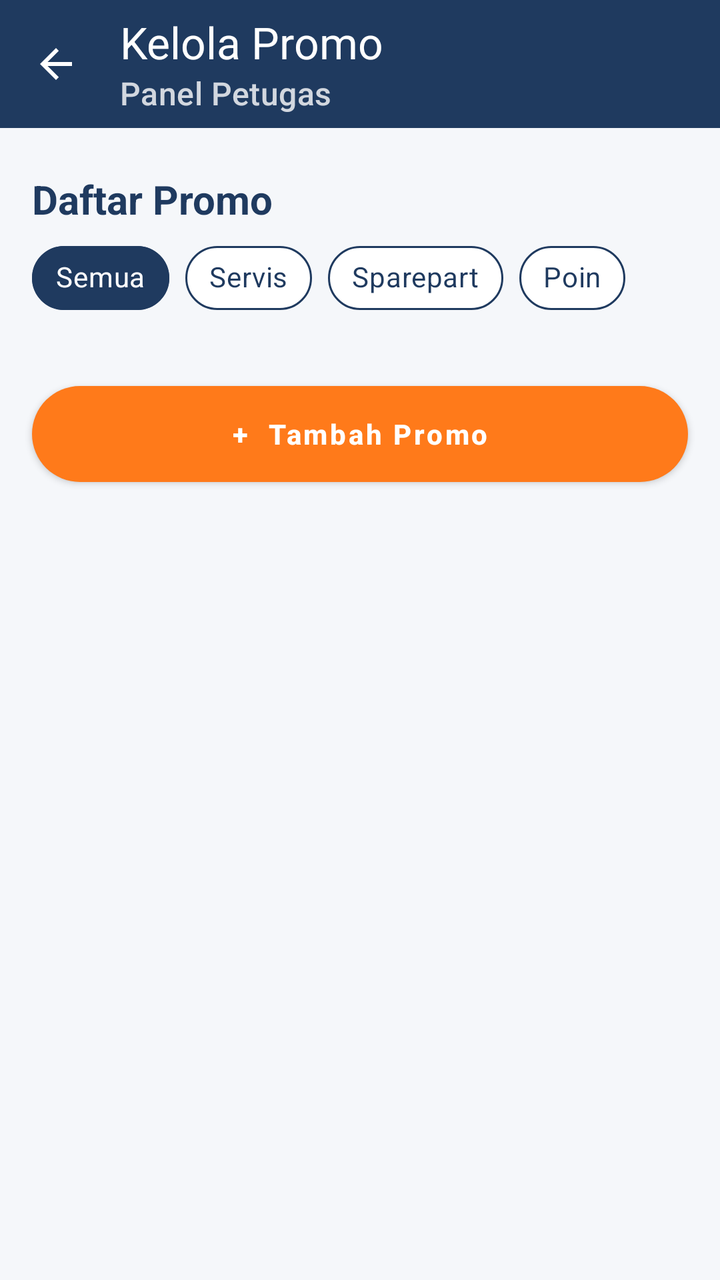
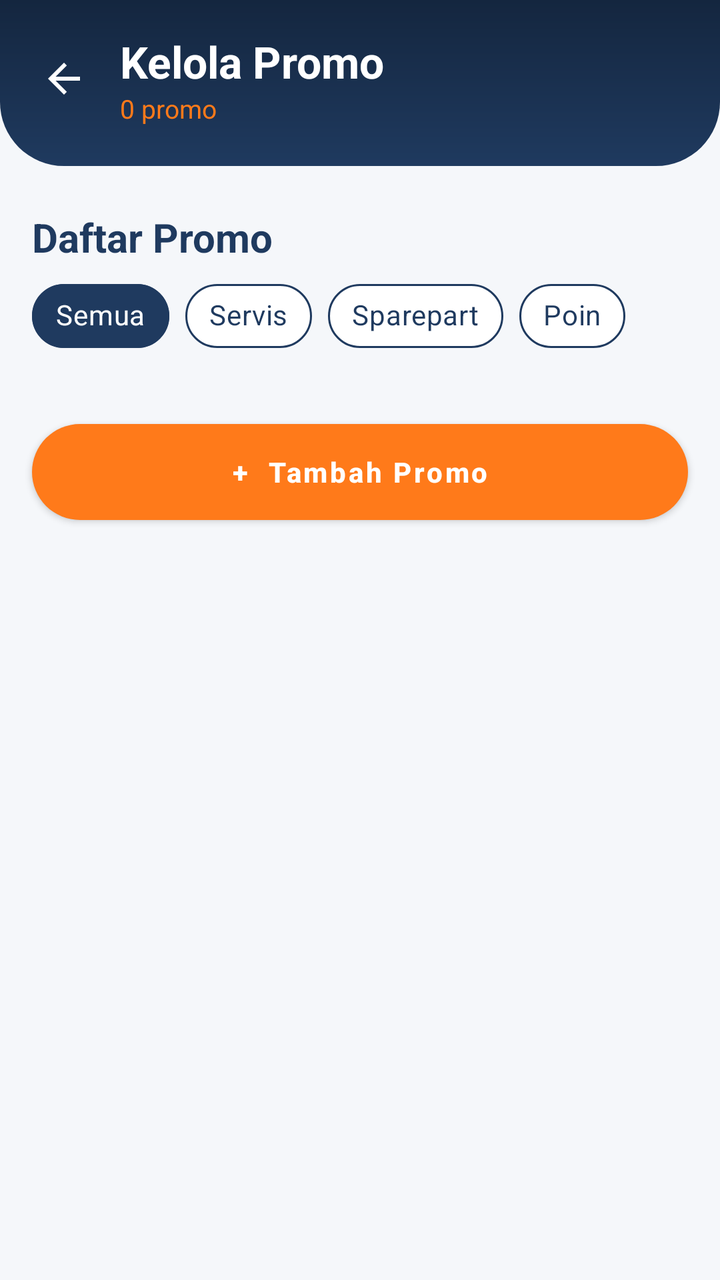

An Android layout rendered at two revisions. The XML below is the earlier revision; the diff shows what the commit changed to produce the second picture.
<!-- AndroidManifest.xml: application theme Theme.MobileProject -->
<!-- res/layout/activity_promo_petugas.xml -->
<?xml version="1.0" encoding="utf-8"?>
<LinearLayout xmlns:android="http://schemas.android.com/apk/res/android"
    xmlns:app="http://schemas.android.com/apk/res-auto"
    xmlns:tools="http://schemas.android.com/tools"
    android:layout_width="match_parent"
    android:layout_height="match_parent"
    android:background="@color/bk_bg_screen"
    android:orientation="vertical"
    tools:context=".PetugasPromoActivity">

    
    <com.google.android.material.appbar.MaterialToolbar
        android:id="@+id/toolbar"
        android:layout_width="match_parent"
        android:layout_height="?attr/actionBarSize"
        android:background="@color/bk_primary"
        app:navigationIcon="?attr/homeAsUpIndicator"
        app:navigationIconTint="@android:color/white"
        app:subtitle="Panel Petugas"
        app:subtitleTextColor="#CCFFFFFF"
        app:title="Kelola Promo"
        app:titleTextColor="@android:color/white" />

    <androidx.core.widget.NestedScrollView
        android:id="@+id/scrollPromo"
        android:layout_width="match_parent"
        android:layout_height="0dp"
        android:layout_weight="1"
        android:clipToPadding="false"
        android:fillViewport="true"
        android:paddingBottom="16dp">

        <LinearLayout
            android:layout_width="match_parent"
            android:layout_height="wrap_content"
            android:orientation="vertical">

            <TextView
                android:layout_width="wrap_content"
                android:layout_height="wrap_content"
                android:layout_marginStart="16dp"
                android:layout_marginTop="22dp"
                android:text="Daftar Promo"
                android:textColor="@color/bk_primary"
                android:textSize="20sp"
                android:textStyle="bold" />

            <HorizontalScrollView
                android:layout_width="match_parent"
                android:layout_height="48dp"
                android:layout_marginTop="10dp"
                android:clipToPadding="false"
                android:paddingStart="16dp"
                android:paddingEnd="16dp"
                android:scrollbars="none">

                <com.google.android.material.chip.ChipGroup
                    android:id="@+id/chipGroupKategori"
                    android:layout_width="wrap_content"
                    android:layout_height="wrap_content"
                    app:selectionRequired="true"
                    app:singleLine="true"
                    app:singleSelection="true">

                    <com.google.android.material.chip.Chip
                        android:id="@+id/chipSemua"
                        style="@style/Widget.MaterialComponents.Chip.Filter"
                        android:layout_width="wrap_content"
                        android:layout_height="wrap_content"
                        android:checked="true"
                        android:text="Semua"
                        android:textColor="@android:color/white"
                        android:textStyle="bold"
                        app:checkedIconVisible="false"
                        app:chipBackgroundColor="@color/bk_primary"
                        app:chipMinTouchTargetSize="0dp"
                        app:chipStrokeColor="@color/bk_primary"
                        app:chipStrokeWidth="1dp" />

                    <com.google.android.material.chip.Chip
                        android:id="@+id/chipServis"
                        style="@style/Widget.MaterialComponents.Chip.Filter"
                        android:layout_width="wrap_content"
                        android:layout_height="wrap_content"
                        android:text="@string/servis"
                        android:textColor="@color/bk_primary"
                        android:textStyle="bold"
                        app:checkedIconVisible="false"
                        app:chipBackgroundColor="@android:color/white"
                        app:chipMinTouchTargetSize="0dp"
                        app:chipStrokeColor="@color/bk_primary"
                        app:chipStrokeWidth="1dp" />

                    <com.google.android.material.chip.Chip
                        android:id="@+id/chipSparepart"
                        style="@style/Widget.MaterialComponents.Chip.Filter"
                        android:layout_width="wrap_content"
                        android:layout_height="wrap_content"
                        android:text="@string/sparepart"
                        android:textColor="@color/bk_primary"
                        android:textStyle="bold"
                        app:checkedIconVisible="false"
                        app:chipBackgroundColor="@android:color/white"
                        app:chipMinTouchTargetSize="0dp"
                        app:chipStrokeColor="@color/bk_primary"
                        app:chipStrokeWidth="1dp" />

                    <com.google.android.material.chip.Chip
                        android:id="@+id/chipPoin"
                        style="@style/Widget.MaterialComponents.Chip.Filter"
                        android:layout_width="wrap_content"
                        android:layout_height="wrap_content"
                        android:text="Poin"
                        android:textColor="@color/bk_primary"
                        android:textStyle="bold"
                        app:checkedIconVisible="false"
                        app:chipBackgroundColor="@android:color/white"
                        app:chipMinTouchTargetSize="0dp"
                        app:chipStrokeColor="@color/bk_primary"
                        app:chipStrokeWidth="1dp" />
                </com.google.android.material.chip.ChipGroup>
            </HorizontalScrollView>

            <androidx.recyclerview.widget.RecyclerView
                android:id="@+id/rvPromo"
                android:layout_width="match_parent"
                android:layout_height="wrap_content"
                android:layout_marginTop="6dp"
                android:clipToPadding="false"
                android:nestedScrollingEnabled="false"
                android:paddingStart="10dp"
                android:paddingEnd="10dp"
                app:layoutManager="androidx.recyclerview.widget.GridLayoutManager"
                app:spanCount="2" />

            <TextView
                android:id="@+id/tvKosong"
                android:layout_width="match_parent"
                android:layout_height="wrap_content"
                android:gravity="center"
                android:paddingTop="40dp"
                android:text="Belum ada promo aktif di kategori ini"
                android:textColor="@color/bk_text_secondary"
                android:textSize="14sp"
                android:visibility="gone" />

            <com.google.android.material.button.MaterialButton
                android:id="@+id/fabTambah"
                style="@style/Widget.MaterialComponents.Button"
                android:layout_width="match_parent"
                android:layout_height="48dp"
                android:layout_marginStart="16dp"
                android:layout_marginTop="16dp"
                android:layout_marginEnd="16dp"
                android:layout_marginBottom="24dp"
                android:insetTop="0dp"
                android:insetBottom="0dp"
                android:text="+  Tambah Promo"
                android:textAllCaps="false"
                android:textColor="@android:color/white"
                android:textSize="14sp"
                android:textStyle="bold"
                app:backgroundTint="@color/bk_accent"
                app:cornerRadius="24dp" />
        </LinearLayout>
    </androidx.core.widget.NestedScrollView>

</LinearLayout>
<!-- resources referenced by this layout -->
<resources>
  <color name="bk_accent">#FF7A1A</color>
  <color name="bk_bg_screen">#F5F7FA</color>
  <color name="bk_primary">#1F3A5F</color>
  <color name="bk_text_secondary">#6B7380</color>
  <string name="servis">Servis</string>
  <string name="sparepart">Sparepart</string>
  <style name="Theme.MobileProject" parent="Base.Theme.MobileProject" />
  <style name="Base.Theme.MobileProject" parent="Theme.Material3.DayNight.NoActionBar">
  
      </style>
</resources>

<!-- the commit's change to res/layout/activity_promo_petugas.xml (unified diff, before → after) -->
@@ -4,23 +4,59 @@
     xmlns:tools="http://schemas.android.com/tools"
     android:layout_width="match_parent"
     android:layout_height="match_parent"
+    android:id="@+id/main"
     android:background="@color/bk_bg_screen"
     android:orientation="vertical"
     tools:context=".PetugasPromoActivity">
 
     
-    <com.google.android.material.appbar.MaterialToolbar
-        android:id="@+id/toolbar"
+    <LinearLayout
+        android:id="@+id/header"
         android:layout_width="match_parent"
-        android:layout_height="?attr/actionBarSize"
-        android:background="@color/bk_primary"
-        app:navigationIcon="?attr/homeAsUpIndicator"
-        app:navigationIconTint="@android:color/white"
-        app:subtitle="Panel Petugas"
-        app:subtitleTextColor="#CCFFFFFF"
-        app:title="Kelola Promo"
-        app:titleTextColor="@android:color/white" />
-
+        android:layout_height="wrap_content"
+        android:background="@drawable/bg_header"
+        android:gravity="center_vertical"
+        android:orientation="horizontal"
+        android:paddingStart="12dp"
+        android:paddingTop="16dp"
+        android:paddingEnd="20dp"
+        android:paddingBottom="20dp">
+
+        <ImageView
+            android:id="@+id/btnBack"
+            android:layout_width="40dp"
+            android:layout_height="40dp"
+            android:background="?attr/selectableItemBackgroundBorderless"
+            android:contentDescription="Kembali"
+            android:padding="8dp"
+            android:rotation="180"
+            android:src="@drawable/ic_arrow_forward"
+            app:tint="@android:color/white" />
+
+        <LinearLayout
+            android:layout_width="0dp"
+            android:layout_height="wrap_content"
+            android:layout_marginStart="8dp"
+            android:layout_weight="1"
+            android:orientation="vertical">
+
+            <TextView
+                android:layout_width="wrap_content"
+                android:layout_height="wrap_content"
+                android:text="Kelola Promo"
+                android:textColor="@android:color/white"
+                android:textSize="22sp"
+                android:textStyle="bold" />
+
+            <TextView
+                android:id="@+id/tvTotal"
+                android:layout_width="wrap_content"
+                android:layout_height="wrap_content"
+                android:text="0 promo"
+                android:textColor="@color/bk_accent"
+                android:textSize="13sp" />
+        </LinearLayout>
+    </LinearLayout>
     <androidx.core.widget.NestedScrollView
         android:id="@+id/scrollPromo"
         android:layout_width="match_parent"
<!-- resource entries referenced after the edit -->
@@ -4,9 +4,33 @@
   <color name="bk_bg_screen">#F5F7FA</color>
   <color name="bk_primary">#1F3A5F</color>
   <color name="bk_text_secondary">#6B7380</color>
+  <!-- drawable bg_header (drawable) -->
+  <?xml version="1.0" encoding="utf-8"?>
+  <shape xmlns:android="http://schemas.android.com/apk/res/android"
+      android:shape="rectangle">
+      <gradient
+          android:angle="270"
+          android:endColor="@color/bk_primary"
+          android:startColor="@color/bk_primary_dark" />
+      <corners
+          android:bottomLeftRadius="32dp"
+          android:bottomRightRadius="32dp" />
+  </shape>
+  <!-- drawable ic_arrow_forward (drawable) -->
+  <?xml version="1.0" encoding="utf-8"?>
+  <vector xmlns:android="http://schemas.android.com/apk/res/android"
+      android:width="24dp"
+      android:height="24dp"
+      android:viewportWidth="24"
+      android:viewportHeight="24">
+      <path
+          android:fillColor="#FF000000"
+          android:pathData="M12,4l-1.41,1.41L16.17,11H4v2h12.17l-5.58,5.59L12,20l8,-8z" />
+  </vector>
   <string name="servis">Servis</string>
   <string name="sparepart">Sparepart</string>
   <style name="Theme.MobileProject" parent="Base.Theme.MobileProject" />
+  <color name="bk_primary_dark">#14263F</color>
   <style name="Base.Theme.MobileProject" parent="Theme.Material3.DayNight.NoActionBar">
   
       </style>
